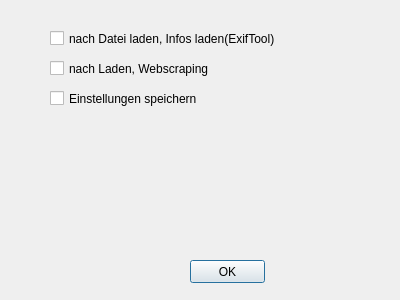
Ernie1412/Datei_info_Creator, file gui/uic_imports/einstellungen.ui: the form before one commit.
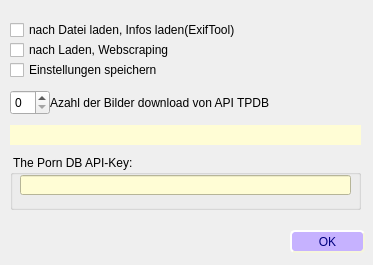
The form after the commit.

```diff
--- a/gui/uic_imports/einstellungen.ui
+++ b/gui/uic_imports/einstellungen.ui
@@ -6,8 +6,8 @@
    <rect>
     <x>0</x>
     <y>0</y>
-    <width>400</width>
-    <height>300</height>
+    <width>373</width>
+    <height>265</height>
    </rect>
   </property>
   <property name="sizePolicy">
@@ -25,68 +25,187 @@
   <widget class="QPushButton" name="Btn_OK">
    <property name="geometry">
     <rect>
-     <x>190</x>
-     <y>260</y>
+     <x>290</x>
+     <y>230</y>
      <width>75</width>
      <height>23</height>
     </rect>
    </property>
+   <property name="styleSheet">
+    <string notr="true">QPushButton { 
+	color: rgb(0, 0, 127);
+	selection-background-color: rgb(255, 85, 0);
+	background-color: rgb(198, 178, 255);
+	border-style: outset;
+	border-width: 2px;
+	font: 10pt &quot;MS Shell Dlg 2&quot;;
+	border-radius: 5px;
+	border-color: beige;
+}                   
+QPushButton:enabled{
+	background-color: rgb(198, 178, 255);
+}                           
+QPushButton:pressed{ 
+	background: red;
+}                            
+QPushButton:disabled{                             
+	background-color: gray;                
+}
+QPushButton:hover{
+	background-color: rgb(255, 85, 255);
+}   </string>
+   </property>
    <property name="text">
     <string>OK</string>
    </property>
   </widget>
-  <widget class="QCheckBox" name="chkBox_InfosExifTool">
+  <widget class="QWidget" name="layoutWidget">
    <property name="geometry">
     <rect>
-     <x>50</x>
-     <y>30</y>
-     <width>291</width>
-     <height>17</height>
+     <x>10</x>
+     <y>10</y>
+     <width>351</width>
+     <height>211</height>
     </rect>
    </property>
-   <property name="text">
-    <string>nach Datei laden, Infos laden(ExifTool)</string>
-   </property>
+   <layout class="QVBoxLayout" name="verticalLayout_2">
+    <property name="spacing">
+     <number>0</number>
+    </property>
+    <item>
+     <layout class="QVBoxLayout" name="verticalLayout">
+      <item>
+       <widget class="QCheckBox" name="chkBox_InfosExifTool">
+        <property name="text">
+         <string>nach Datei laden, Infos laden(ExifTool)</string>
+        </property>
+       </widget>
+      </item>
+      <item>
+       <widget class="QCheckBox" name="chkBox_WebScraping">
+        <property name="text">
+         <string>nach Laden, Webscraping</string>
+        </property>
+       </widget>
+      </item>
+      <item>
+       <widget class="QCheckBox" name="chkBox_Speichern">
+        <property name="text">
+         <string>Einstellungen speichern</string>
+        </property>
+       </widget>
+      </item>
+     </layout>
+    </item>
+    <item>
+     <layout class="QHBoxLayout" name="horizontalLayout">
+      <property name="spacing">
+       <number>0</number>
+      </property>
+      <item>
+       <widget class="QSpinBox" name="spinBox_tpdb_image_counter">
+        <property name="sizePolicy">
+         <sizepolicy hsizetype="Preferred" vsizetype="Preferred">
+          <horstretch>0</horstretch>
+          <verstretch>0</verstretch>
+         </sizepolicy>
+        </property>
+        <property name="minimumSize">
+         <size>
+          <width>40</width>
+          <height>25</height>
+         </size>
+        </property>
+        <property name="maximumSize">
+         <size>
+          <width>40</width>
+          <height>25</height>
+         </size>
+        </property>
+       </widget>
+      </item>
+      <item>
+       <widget class="QLabel" name="label">
+        <property name="minimumSize">
+         <size>
+          <width>0</width>
+          <height>25</height>
+         </size>
+        </property>
+        <property name="maximumSize">
+         <size>
+          <width>16777215</width>
+          <height>25</height>
+         </size>
+        </property>
+        <property name="text">
+         <string>Azahl der Bilder download von API TPDB</string>
+        </property>
+       </widget>
+      </item>
+     </layout>
+    </item>
+    <item>
+     <widget class="QLabel" name="lbl_LastDIR">
+      <property name="minimumSize">
+       <size>
+        <width>0</width>
+        <height>20</height>
+       </size>
+      </property>
+      <property name="maximumSize">
+       <size>
+        <width>16777215</width>
+        <height>20</height>
+       </size>
+      </property>
+      <property name="styleSheet">
+       <string notr="true">background-color: #FFFDD5;</string>
+      </property>
+      <property name="text">
+       <string/>
+      </property>
+     </widget>
+    </item>
+    <item>
+     <widget class="QGroupBox" name="groupBox">
+      <property name="minimumSize">
+       <size>
+        <width>0</width>
+        <height>55</height>
+       </size>
+      </property>
+      <property name="maximumSize">
+       <size>
+        <width>16777215</width>
+        <height>55</height>
+       </size>
+      </property>
+      <property name="title">
+       <string> The Porn DB API-Key:</string>
+      </property>
+      <widget class="QLineEdit" name="lnEdit_theporndb_apikey">
+       <property name="geometry">
+        <rect>
+         <x>10</x>
+         <y>20</y>
+         <width>331</width>
+         <height>20</height>
+        </rect>
+       </property>
+       <property name="styleSheet">
+        <string notr="true">background-color: #FFFDD5;</string>
+       </property>
+       <property name="text">
+        <string/>
+       </property>
+      </widget>
+     </widget>
+    </item>
+   </layout>
   </widget>
-  <widget class="QCheckBox" name="chkBox_WebScraping">
-   <property name="geometry">
-    <rect>
-     <x>50</x>
-     <y>60</y>
-     <width>311</width>
-     <height>17</height>
-    </rect>
-   </property>
-   <property name="text">
-    <string>nach Laden, Webscraping</string>
-   </property>
-  </widget>
-  <widget class="QCheckBox" name="chkBox_Speichern">
-   <property name="geometry">
-    <rect>
-     <x>50</x>
-     <y>90</y>
-     <width>301</width>
-     <height>17</height>
-    </rect>
-   </property>
-   <property name="text">
-    <string>Einstellungen speichern</string>
-   </property>
-  </widget>
-  <widget class="QLabel" name="lbl_LastDIR">
-   <property name="geometry">
-    <rect>
-     <x>50</x>
-     <y>120</y>
-     <width>321</width>
-     <height>16</height>
-    </rect>
-   </property>
-   <property name="text">
-    <string/>
-   </property>
-  </widget>
+  <zorder>layoutWidget</zorder>
+  <zorder>Btn_OK</zorder>
  </widget>
  <resources/>
  <connections/>
```
Left out of the diff: 3 changed lines with no effect on the pictures.
